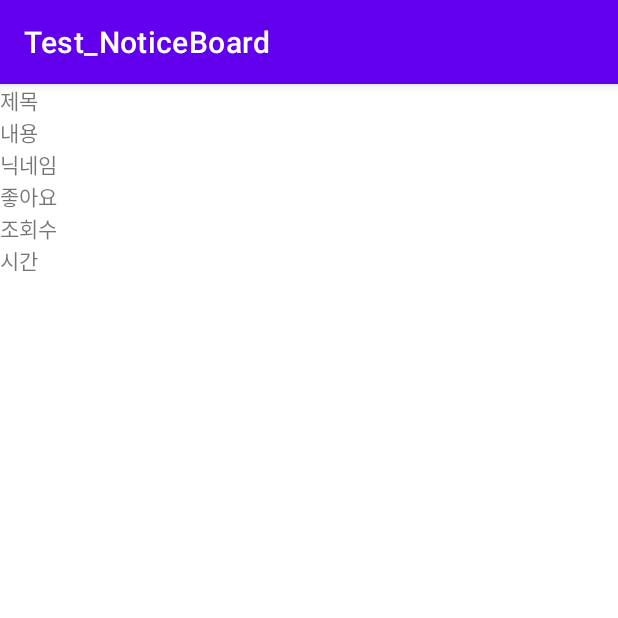
After one commit to rmfotjanj1234/Test_NoticeBoard, an Android app: the ViewPostActivity screen opened directly, with no data from a screen before it, on a phone screen of 412 x 824 dp, the top half of it. The commit adds this screen. Run offline under Robolectric (Android 15) with nearby library versions, the phone set to English and light mode, and no system bars; our stand-ins replace Firebase (no records; nobody signed in at launch, a user with empty details on screens opened directly); 3 statements that could not run were skipped.

Commit message:
ViewPostActivity에서 게시글 보여주고, 조회수 증가까지 PostAdapter에서 객체를 인텐트로 넘기는거 함(Serializable) 필드에 있는 객체도 Serializable 해줘야됨

```diff
--- a/app/src/main/AndroidManifest.xml
+++ b/app/src/main/AndroidManifest.xml
@@ -23,6 +23,7 @@
         <activity android:name=".activity.PasswordResetActivity"></activity>
         <activity android:name=".activity.MemberInitActivity"></activity>
         <activity android:name=".activity.WritePostActivity"></activity>
+        <activity android:name=".activity.ViewPostActivity"></activity>
     </application>
 
 </manifest>
--- a/app/src/main/java/com/example/test_noticeboard/Comment.java
+++ b/app/src/main/java/com/example/test_noticeboard/Comment.java
@@ -2,9 +2,10 @@ package com.example.test_noticeboard;
 
 import com.google.firebase.Timestamp;
 
+import java.io.Serializable;
 import java.util.ArrayList;
 
-public class Comment {
+public class Comment implements Serializable {
     private String c_writer;
     private String c_contents;
     private String c_writer_nickname;
--- /dev/null
+++ b/app/src/main/java/com/example/test_noticeboard/activity/ViewPostActivity.java
@@ -0,0 +1,66 @@
+package com.example.test_noticeboard.activity;
+
+import android.os.Bundle;
+import android.util.Log;
+import android.widget.TextView;
+
+import androidx.annotation.NonNull;
+import androidx.annotation.Nullable;
+import androidx.appcompat.app.AppCompatActivity;
+
+import com.example.test_noticeboard.Post;
+import com.example.test_noticeboard.R;
+import com.example.test_noticeboard.User;
+import com.google.android.gms.tasks.OnCompleteListener;
+import com.google.android.gms.tasks.OnSuccessListener;
+import com.google.android.gms.tasks.Task;
+import com.google.firebase.Timestamp;
+import com.google.firebase.firestore.DocumentReference;
+import com.google.firebase.firestore.DocumentSnapshot;
+import com.google.firebase.firestore.FirebaseFirestore;
+
+import java.text.SimpleDateFormat;
+import java.util.Date;
+
+public class ViewPostActivity extends AppCompatActivity {
+    FirebaseFirestore db;
+    Post post;
+    TextView titleTV, contentsTV, writer_nicnameTV, likeTV, clickTV, timeTV;
+    @Override
+    protected void onCreate(@Nullable Bundle savedInstanceState) {
+        super.onCreate(savedInstanceState);
+        setContentView(R.layout.activity_viewpost);
+
+        titleTV = findViewById(R.id.titleTV);
+        contentsTV = findViewById(R.id.contentsTV);
+        writer_nicnameTV = findViewById(R.id.writer_nicnameTV);
+        likeTV = findViewById(R.id.likeTV);
+        clickTV = findViewById(R.id.clickTV);
+        timeTV = findViewById(R.id.timeTV);
+
+        post = (Post) getIntent().getSerializableExtra("post");
+
+        Log.e("###", post.getPostID());
+
+        db = FirebaseFirestore.getInstance();
+        DocumentReference docRef = db.collection("posts").document(post.getPostID());
+        docRef.get().addOnSuccessListener(new OnSuccessListener<DocumentSnapshot>() {
+            @Override
+            public void onSuccess(DocumentSnapshot documentSnapshot) {
+                post = documentSnapshot.toObject(Post.class);
+                post.setClcik(post.getClcik() + 1);
+                db.collection("posts").document(post.getPostID()).set(post);
+
+                titleTV.setText("제목 : " + post.getTitle());
+                contentsTV.setText("내용 : " + post.getContents());
+                writer_nicnameTV.setText("닉네임 : " + post.getWriter_nickname());
+                likeTV.setText("좋아요 : " + Integer.toString(post.getLike()));
+                clickTV.setText("조회수 : " + Integer.toString(post.getClcik()));
+                long timestamp = post.getTimestamp();
+                Date date = new Date(timestamp * 1000);
+                SimpleDateFormat simpleDateFormat = new SimpleDateFormat("yyyy-MM-dd HH:mm:ss");
+                timeTV.setText("시각 : " + simpleDateFormat.format(date));
+            }
+        });
+    }
+}
--- /dev/null
+++ b/app/src/main/res/layout/activity_viewpost.xml
@@ -0,0 +1,40 @@
+<?xml version="1.0" encoding="utf-8"?>
+<LinearLayout xmlns:android="http://schemas.android.com/apk/res/android"
+    android:layout_width="match_parent"
+    android:layout_height="match_parent"
+    android:orientation="vertical">
+
+    <TextView
+        android:id="@+id/titleTV"
+        android:layout_width="match_parent"
+        android:layout_height="wrap_content"
+        android:text="제목"/>
+    <TextView
+        android:id="@+id/contentsTV"
+        android:layout_width="match_parent"
+        android:layout_height="wrap_content"
+        android:text="내용"/>
+    <TextView
+        android:id="@+id/writer_nicnameTV"
+        android:layout_width="match_parent"
+        android:layout_height="wrap_content"
+        android:text="닉네임"/>
+    <TextView
+        android:id="@+id/likeTV"
+        android:layout_width="match_parent"
+        android:layout_height="wrap_content"
+        android:text="좋아요"/>
+    <TextView
+        android:id="@+id/clickTV"
+        android:layout_width="match_parent"
+        android:layout_height="wrap_content"
+        android:text="조회수"/>
+    <TextView
+        android:id="@+id/timeTV"
+        android:layout_width="match_parent"
+        android:layout_height="wrap_content"
+        android:text="시간"/>
+
+
+
+</LinearLayout>
```
Also changed, not shown: app/src/main/java/com/example/test_noticeboard/Post.java (+18 -11 lines), app/src/main/java/com/example/test_noticeboard/activity/MainActivity.java (+32 -27 lines), app/src/main/java/com/example/test_noticeboard/activity/WritePostActivity.java (+5 -3 lines), app/src/main/java/com/example/test_noticeboard/adapters/PostAdapter.java (+24 -24 lines).
